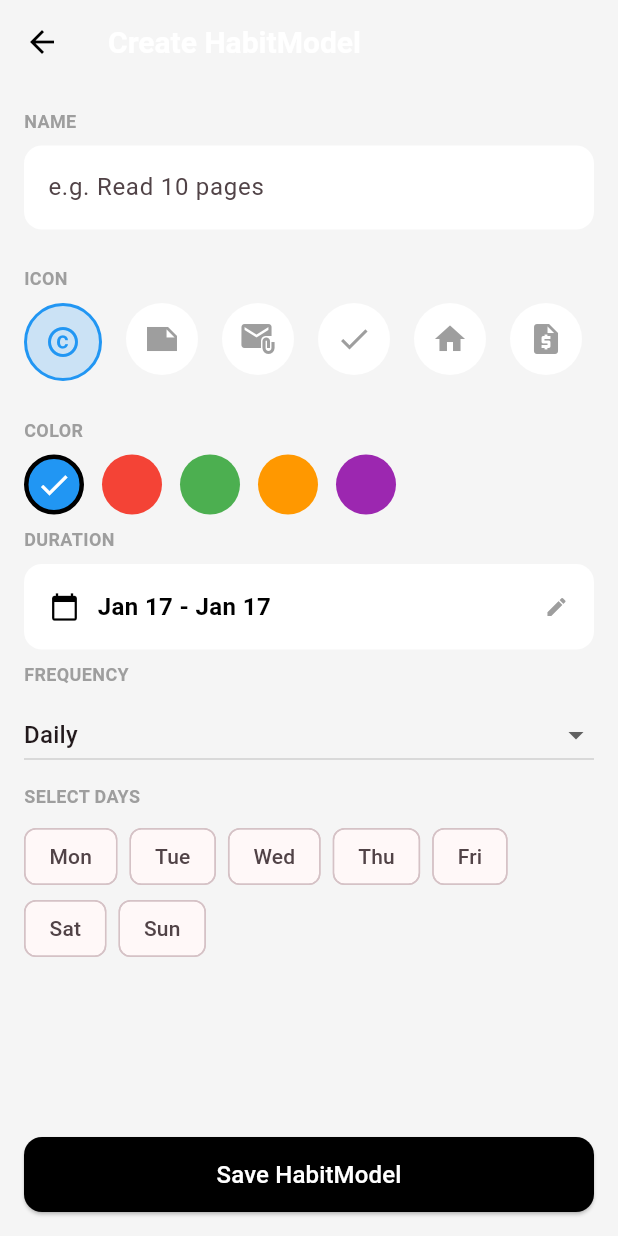
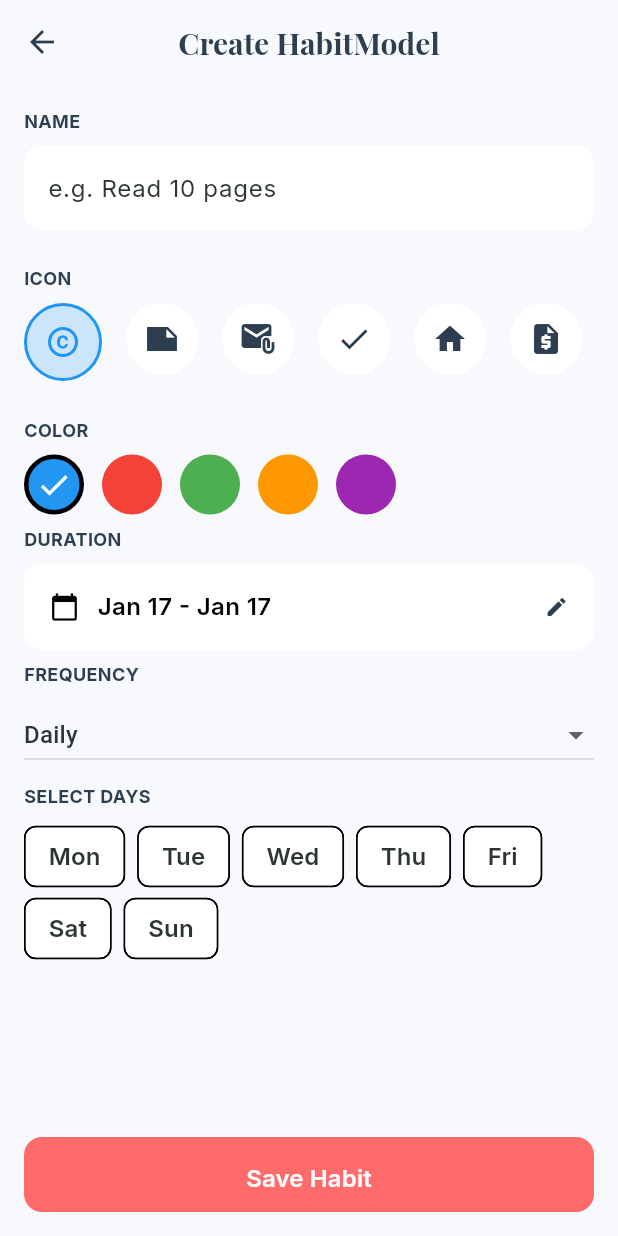
Before and after one commit to sandip3022/Habit-Tracker-App, a Flutter app: the screen it shows after launch, after a tap on the "add" icon, on a phone screen of 412 x 824 dp. Run offline on Flutter 3.47's test engine with Material 3 defaults, Android fonts, the phone set to English and light mode, and no system bars; our stand-ins replace flutter_riverpod, google_fonts, hive, hive_flutter, table_calendar; accounts and stored records are empty.

Commit message:
Enhance theming: add AppColors and AppTheme classes, update UI components to use theme colors, and integrate Google Fonts for improved typography.

```diff
--- /dev/null
+++ b/lib/core/theme/app_colors.dart
@@ -0,0 +1,22 @@
+import 'package:flutter/material.dart';
+
+class AppColors {
+  // 1. BASE COLORS
+  static const Color primary = Color(0xFF2C3E50);   // Midnight Navy
+  static const Color secondary = Color(0xFFFF6B6B); // Soft Coral (Action)
+  static const Color background = Color(0xFFF7F9FC); // Very light Grey-Blue
+  static const Color surface = Colors.white;
+  static const Color error = Color(0xFFE57373);
+
+  // 2. TEXT COLORS
+  static const Color textPrimary = Color(0xFF2D3436);
+  static const Color textSecondary = Color(0xFF636E72);
+
+  // 3. TINT GENERATOR (Your Request)
+  // Returns the color with specific opacity (e.g., 10%, 20%)
+  static Color primaryTint10 = primary.withValues(alpha: 0.1);
+  static Color primaryTint20 = primary.withValues(alpha: 0.2);
+
+  static Color secondaryTint10 = secondary.withValues(alpha: 0.1);
+  static Color secondaryTint20 = secondary.withValues(alpha: 0.2);
+}
--- /dev/null
+++ b/lib/core/theme/app_theme.dart
@@ -0,0 +1,75 @@
+import 'package:flutter/material.dart';
+import 'package:google_fonts/google_fonts.dart';
+import 'app_colors.dart';
+
+class AppTheme {
+  static ThemeData get lightTheme {
+    return ThemeData(
+      useMaterial3: true,
+
+      // 1. Color Scheme
+      primaryColor: AppColors.primary,
+      scaffoldBackgroundColor: AppColors.background,
+      colorScheme: const ColorScheme.light(
+        primary: AppColors.primary,
+        secondary: AppColors.secondary,
+        surface: AppColors.surface,
+        error: AppColors.error,
+        onPrimary: Colors.white,
+        onSecondary: Colors.white,
+        onSurface: AppColors.textPrimary,
+      ),
+
+      // 2. Typography (Serif Headers, Sans Body)
+      textTheme: TextTheme(
+        displayLarge: GoogleFonts.playfairDisplay(
+          fontSize: 32, fontWeight: FontWeight.bold, color: AppColors.textPrimary
+        ),
+        displayMedium: GoogleFonts.playfairDisplay(
+          fontSize: 24, fontWeight: FontWeight.bold, color: AppColors.textPrimary
+        ),
+        bodyLarge: GoogleFonts.inter(
+          fontSize: 16, color: AppColors.textPrimary
+        ),
+        bodyMedium: GoogleFonts.inter(
+          fontSize: 14, color: AppColors.textSecondary
+        ),
+        labelLarge: GoogleFonts.inter( // Button text
+          fontSize: 16, fontWeight: FontWeight.w600, color: Colors.white
+        ),
+      ),
+
+      // 3. Component Themes
+      appBarTheme: AppBarTheme(
+        backgroundColor: AppColors.background,
+        elevation: 0,
+        centerTitle: true,
+        iconTheme: const IconThemeData(color: AppColors.textPrimary),
+        titleTextStyle: GoogleFonts.playfairDisplay(
+          fontSize: 20, fontWeight: FontWeight.bold, color: AppColors.textPrimary
+        ),
+      ),
+
+      elevatedButtonTheme: ElevatedButtonThemeData(
+        style: ElevatedButton.styleFrom(
+          backgroundColor: AppColors.primary,
+          foregroundColor: Colors.white,
+          elevation: 0,
+          shape: RoundedRectangleBorder(borderRadius: BorderRadius.circular(12)),
+          padding: const EdgeInsets.symmetric(horizontal: 24, vertical: 16),
+        ),
+      ),
+
+      floatingActionButtonTheme: const FloatingActionButtonThemeData(
+        backgroundColor: AppColors.primary,
+        foregroundColor: Colors.white,
+      ),
+
+      cardTheme: CardThemeData(
+        color: AppColors.surface,
+        elevation: 2,
+        shape: RoundedRectangleBorder(borderRadius: BorderRadius.circular(16)),
+      ),
+    );
+  }
+}
--- a/lib/features/habit_tracker/presentation/pages/add_habit_page.dart
+++ b/lib/features/habit_tracker/presentation/pages/add_habit_page.dart
@@ -1,5 +1,6 @@
 import 'package:flutter/material.dart';
 import 'package:flutter_riverpod/flutter_riverpod.dart';
+import 'package:habit_tracker_app_2026/core/theme/app_colors.dart';
 import 'package:intl/intl.dart' show DateFormat;
 import 'package:uuid/uuid.dart';
 
@@ -117,13 +118,13 @@
   @override
   Widget build(BuildContext context) {
     return Scaffold(
-      backgroundColor: Colors.grey[100],
+      backgroundColor: AppColors.background,
       appBar: AppBar(
         title: const Text(
           "Create HabitModel",
-          style: TextStyle(color: Colors.white),
+          style: TextStyle(color: AppColors.primary),
         ),
-        iconTheme: const IconThemeData(color: Colors.black),
+        iconTheme: const IconThemeData(color: AppColors.primary),
       ),
       body: SingleChildScrollView(
         padding: const EdgeInsets.all(16.0),
@@ -136,7 +137,7 @@
               style: TextStyle(
                 fontWeight: FontWeight.bold,
                 fontSize: 12,
-                color: Colors.grey,
+                color: AppColors.primary,
               ),
             ),
             const SizedBox(height: 8),
@@ -160,7 +161,7 @@
               style: TextStyle(
                 fontWeight: FontWeight.bold,
                 fontSize: 12,
-                color: Colors.grey,
+                color: AppColors.primary,
               ),
             ),
             const SizedBox(height: 8),
@@ -173,7 +174,7 @@
               style: TextStyle(
                 fontWeight: FontWeight.bold,
                 fontSize: 12,
-                color: Colors.grey,
+                color: AppColors.primary,
               ),
             ),
             const SizedBox(height: 8),
@@ -196,14 +197,14 @@
           height: 50,
           child: ElevatedButton(
             style: ElevatedButton.styleFrom(
-              backgroundColor: Colors.black,
+              backgroundColor: AppColors.secondary,
               shape: RoundedRectangleBorder(
                 borderRadius: BorderRadius.circular(12),
               ),
             ),
             onPressed: widget.habit == null ? _saveHabit : _updateHabit,
             child: Text(
-              widget.habit == null ? "Save HabitModel" : "Update HabitModel",
+              widget.habit == null ? "Save Habit" : "Update Habit",
               style: TextStyle(fontSize: 16, color: Colors.white),
             ),
           ),
@@ -233,7 +234,7 @@
             ),
             child: Icon(
               IconData(iconCode, fontFamily: 'MaterialIcons'),
-              color: isSelected ? _selectedColor : Colors.grey,
+              color: isSelected ? _selectedColor : AppColors.primary,
             ),
           ),
         );
@@ -275,7 +276,7 @@
           style: TextStyle(
             fontWeight: FontWeight.bold,
             fontSize: 12,
-            color: Colors.grey,
+            color: AppColors.primary,
           ),
         ),
         const SizedBox(height: 8),
@@ -343,7 +344,7 @@
                   ),
                 ),
                 if (_startDate != null)
-                  const Icon(Icons.edit, size: 16, color: Colors.grey),
+                  const Icon(Icons.edit, size: 16, color: AppColors.primary),
               ],
             ),
           ),
@@ -363,7 +364,7 @@
           style: TextStyle(
             fontWeight: FontWeight.bold,
             fontSize: 12,
-            color: Colors.grey,
+            color: AppColors.primary,
           ),
         ),
         const SizedBox(height: 8),
@@ -414,7 +415,7 @@
           style: TextStyle(
             fontWeight: FontWeight.bold,
             fontSize: 12,
-            color: Colors.grey,
+            color: AppColors.primary,
           ),
         ),
         const SizedBox(height: 8),
--- a/lib/main.dart
+++ b/lib/main.dart
@@ -1,5 +1,6 @@
 import 'package:flutter/material.dart';
 import 'package:flutter_riverpod/flutter_riverpod.dart';
+import 'package:habit_tracker_app_2026/core/theme/app_theme.dart';
 import 'package:habit_tracker_app_2026/features/habit_tracker/domain/usecases/delete_habit.dart';
 import 'package:habit_tracker_app_2026/features/habit_tracker/domain/usecases/update_habit.dart';
 import 'package:hive_flutter/hive_flutter.dart';
@@ -120,33 +121,7 @@
     return MaterialApp(
       title: 'Clean HabitModel Tracker',
       debugShowCheckedModeBanner: false,
-      theme: ThemeData(
-        // Modern Material 3 Theme
-        useMaterial3: true,
-        colorScheme: ColorScheme.fromSeed(
-          seedColor: Colors.black,
-          brightness: Brightness.light,
-        ),
-        scaffoldBackgroundColor: Colors.grey[100],
-        appBarTheme: const AppBarTheme(
-          backgroundColor: Colors.transparent,
-          elevation: 0,
-          titleTextStyle: TextStyle(
-            color: Colors.black,
-            fontSize: 20,
-            fontWeight: FontWeight.bold
-          ),
-        ),
-      ),
-      // Dark Mode Support (User Story #10)
-      darkTheme: ThemeData(
-        useMaterial3: true,
-        colorScheme: ColorScheme.fromSeed(
-          seedColor: Colors.black,
-          brightness: Brightness.dark,
-        ),
-      ),
-      themeMode: ThemeMode.system,
+      theme: AppTheme.lightTheme,
 
       // Start at Home Page
       home: const HomePage(),
--- a/pubspec.yaml
+++ b/pubspec.yaml
@@ -41,6 +41,7 @@
   hive: ^2.2.3
   uuid: ^4.5.2
   table_calendar: ^3.2.0
+  google_fonts: ^6.1.0
 
 dev_dependencies:
   flutter_test:
```
Also changed, not shown: 1 other file.
